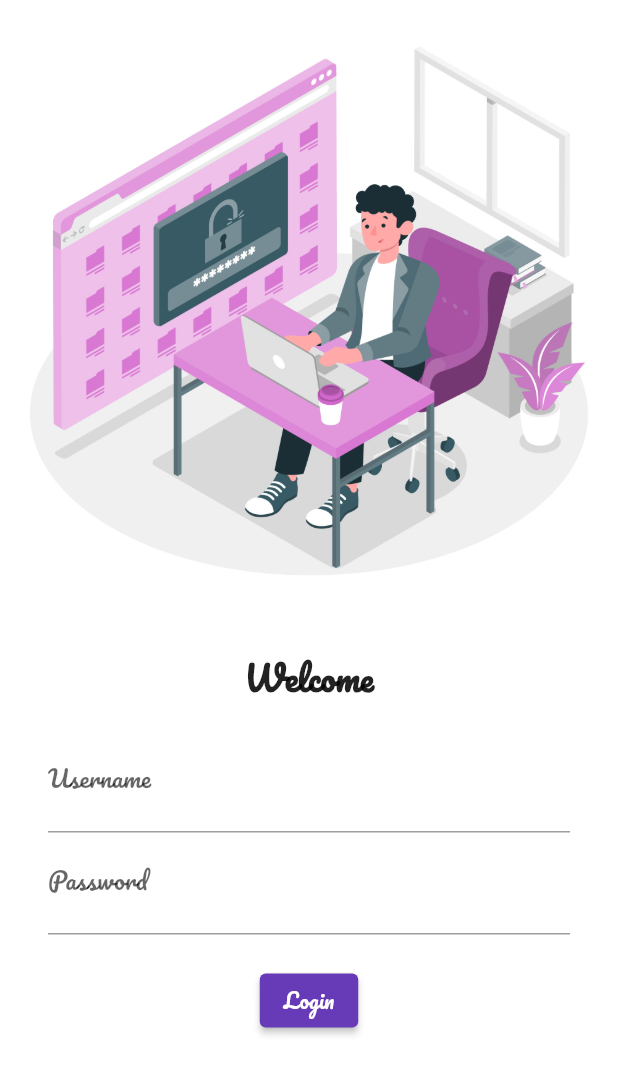
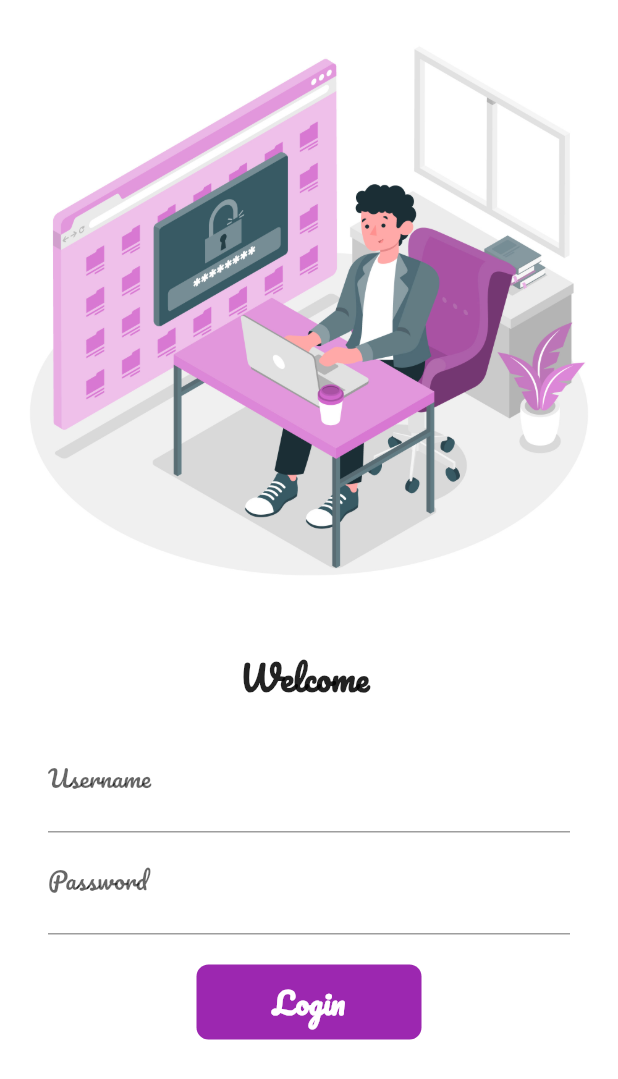
Before and after one commit to chintanmalaviya/ecom, a Flutter app: the screen it shows after launch, on a phone screen of 412 x 824 dp. Shown: the top 1079 px of the screen. Run offline on Flutter 3.47's test engine with Material 2 defaults, Android fonts, the phone set to English and light mode, and no system bars; our stand-ins replace google_fonts.

Commit message:
day4 completed

```diff
--- a/lib/main.dart
+++ b/lib/main.dart
@@ -1,5 +1,6 @@
 import 'package:ecom/pages/home_page.dart';
 import 'package:ecom/pages/login_page.dart';
+import 'package:ecom/utils/routes.dart';
 import 'package:flutter/cupertino.dart';
 import 'package:flutter/material.dart';
 import 'package:google_fonts/google_fonts.dart';
@@ -27,8 +28,8 @@ class MyApp extends StatelessWidget {
       // initialRoute: "/home",
       routes: {
         "/": (context) => LoginPage(),
-        "/home": (context) => HomePage(),
-        "/login": (context) => LoginPage(),
+        MyRoutes.homeRoute: (context) => HomePage(),
+        MyRoutes.loginRoute: (context) => LoginPage(),
       },
     );
   }
--- a/lib/pages/login_page.dart
+++ b/lib/pages/login_page.dart
@@ -1,14 +1,22 @@
+import 'package:ecom/utils/routes.dart';
 import 'package:flutter/material.dart';
 
-class LoginPage extends StatelessWidget {
+class LoginPage extends StatefulWidget {
+  @override
+  _LoginPageState createState() => _LoginPageState();
+}
+
+class _LoginPageState extends State<LoginPage> {
+  String name = "";
+  bool changeButton = false;
+
   @override
   Widget build(BuildContext context) {
     return Material(
       color: Colors.white,
       child: SafeArea(
-        child: ListView(
-          children: [
-            Column(
+        child: SingleChildScrollView(
+          child: Column(
             children: [
               Image.asset(
                 "assets/images/login_image.jpg",
@@ -18,15 +26,14 @@ class LoginPage extends StatelessWidget {
                 height: 20.0,
               ),
               Text(
-                  'Welcome',
+                'Welcome $name',
                 style: TextStyle(
                   fontSize: 22,
                   fontWeight: FontWeight.bold,
                 ),
               ),
               Padding(
-                  padding:
-                      EdgeInsets.symmetric(vertical: 16.0, horizontal: 32.0),
+                padding: EdgeInsets.symmetric(vertical: 16.0, horizontal: 32.0),
                 child: Column(
                   children: [
                     TextFormField(
@@ -34,6 +41,10 @@ class LoginPage extends StatelessWidget {
                         hintText: 'Enter Username',
                         labelText: 'Username',
                       ),
+                      onChanged: (value) {
+                        name = value;
+                        setState(() {});
+                      },
                     ),
                     TextFormField(
                       obscureText: true,
@@ -45,17 +56,53 @@ class LoginPage extends StatelessWidget {
                     SizedBox(
                       height: 20.0,
                     ),
-                      ElevatedButton(
-                        onPressed: () {},
-                        child: Text('Login'),
-                        style: TextButton.styleFrom(),
+                    // ElevatedButton(
+                    //   onPressed: () {
+                    //     Navigator.pushNamed(context, MyRoutes.homeRoute);
+                    //   },
+                    //   child: Text('Login'),
+                    //   style: TextButton.styleFrom(
+                    //     minimumSize: Size(150, 40),
+                    //   ),
+                    // ),
+                    InkWell(
+                      onTap: () async {
+                        setState(() {
+                          changeButton = true;
+                        });
+                        await Future.delayed(Duration(seconds: 1));
+                        Navigator.pushNamed(context, MyRoutes.homeRoute);
+                      },
+                      child: AnimatedContainer(
+                        duration: Duration(seconds: 1),
+                        width: changeButton ? 50 : 150,
+                        height: 50,
+                        alignment: Alignment.center,
+                        child: changeButton
+                            ? Icon(
+                                Icons.done,
+                                color: Colors.white,
+                              )
+                            : Text(
+                                'Login',
+                                style: TextStyle(
+                                  color: Colors.white,
+                                  fontWeight: FontWeight.bold,
+                                  fontSize: 20,
                                 ),
+                              ),
+                        decoration: BoxDecoration(
+                          color: Colors.purple,
+                          borderRadius:
+                              BorderRadius.circular(changeButton ? 50 : 8),
+                        ),
+                      ),
+                    )
                   ],
                 ),
               ),
             ],
           ),
-          ],
         ),
       ),
     );
--- /dev/null
+++ b/lib/utils/routes.dart
@@ -0,0 +1,4 @@
+class MyRoutes {
+  static String loginRoute = '/login';
+  static String homeRoute = '/home';
+}
```
Lines whose indentation alone changed are shown as unchanged.
